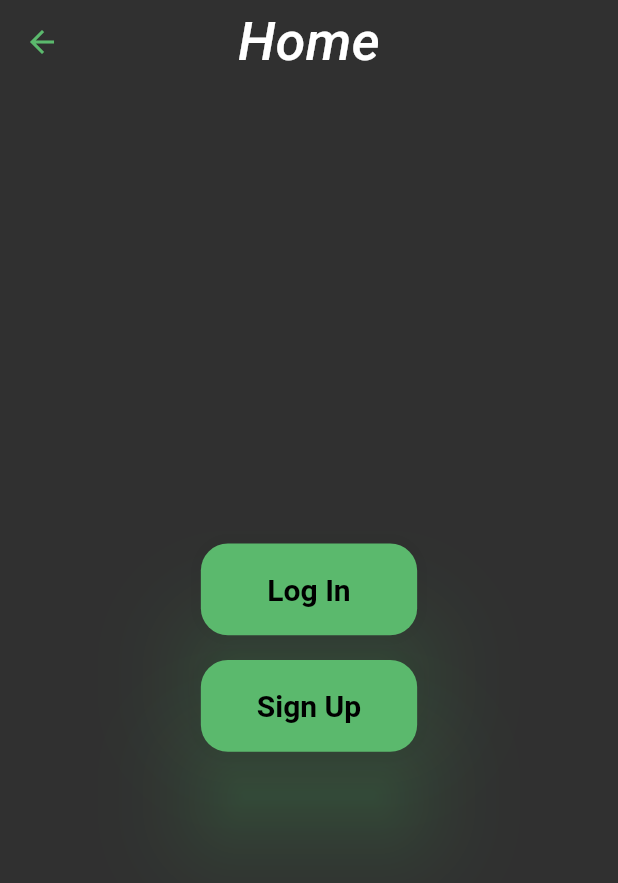
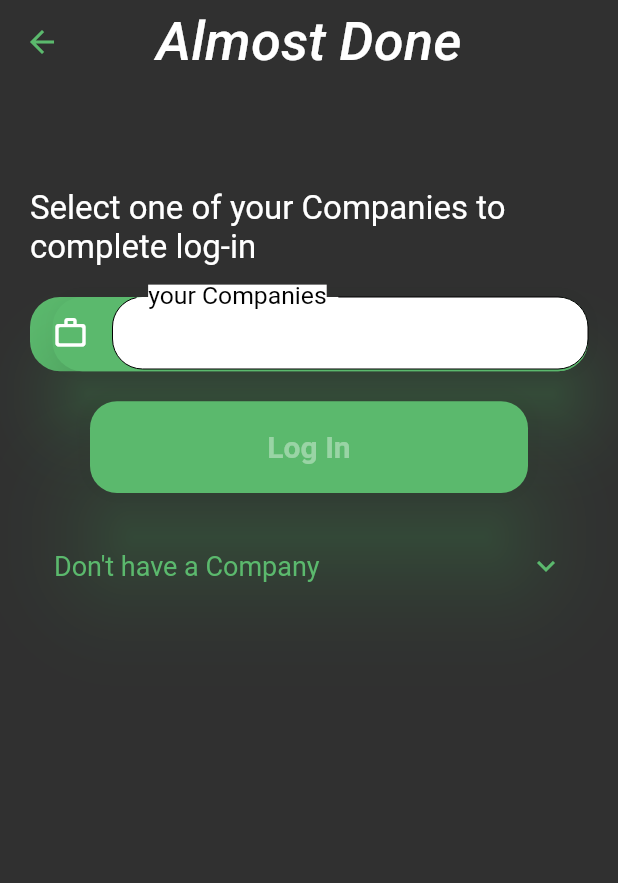
Before and after one commit to Mohamad-AlAswad/RMS-Company, a Flutter app: the BlocBuilderWidget screen opened directly with empty values, on a phone screen of 412 x 824 dp. Shown: the top 883 px of the screen. Run offline on Flutter 3.47's test engine with Material 2 defaults, Android fonts, the phone set to English and light mode, and no system bars; our stand-ins replace animated_splash_screen, cloud_firestore, curved_navigation_bar, dartz, equatable, firebase_auth and 17 more; missing offline and left inert: jovial_svg; accounts and stored records are empty; Roboto replaces fonts that are missing (Georgia, Hind); statements that could not run were skipped; project files that could hold a hidden picture were left out.

Commit message:
company registration

```diff
--- a/lib/data/datasources/remote/firebase_authentication.dart
+++ b/lib/data/datasources/remote/firebase_authentication.dart
@@ -50,10 +50,12 @@ class FirebaseAuthentication extends AuthenticationRemote {
     required String password,
   }) async {
     try {
+      print('wtf');
       await firebaseAuth.signInWithEmailAndPassword(
         email: email,
         password: password,
       );
+      print('wtf2 ');
       return Future<void>.value(null);
     } on FirebaseAuthException {
       throw EmailAndPasswordNotMatchedException();
--- a/lib/domain/usecases/authentication/connected_company_user.dart
+++ b/lib/domain/usecases/authentication/connected_company_user.dart
@@ -8,6 +8,7 @@ class ConnectedCompanyUser {
   ConnectedCompanyUser() : authenticationRepo = sl();
 
   String? get companyId => authenticationRepo.userId;
+  List<String>? get companyIds => [authenticationRepo.userId!];
 
   user_ent.UserInfo? get connectedUser => authenticationRepo.connectedUser;
 }
--- a/lib/presentation/bloc_builder_widget.dart
+++ b/lib/presentation/bloc_builder_widget.dart
@@ -2,12 +2,12 @@ import 'package:flutter/material.dart';
 import 'package:flutter_bloc/flutter_bloc.dart';
 import 'package:flutter_spinkit/flutter_spinkit.dart';
 import 'package:fluttertoast/fluttertoast.dart';
+import 'package:rms_company/presentation/pages/authentication/company_select.dart';
 
 import 'Pages/Authentication/authenticate.dart';
 import 'Pages/Authentication/login.dart';
 import 'Pages/Authentication/signup.dart';
 import 'blocs/authentication/auth_bloc.dart';
-import 'components/drawer/zoom_drawer/zoom_drawer.dart';
 import 'controllers/controllers.dart';
 
 class BlocBuilderWidget extends StatelessWidget {
@@ -40,6 +40,7 @@ class BlocBuilderWidget extends StatelessWidget {
         }
       },
       builder: (context, state) {
+        return const CompanySelect();
         if (state is AuthInitial) {
           return const Authenticate();
         } else if (state is SigningInState) {
@@ -49,7 +50,7 @@ class BlocBuilderWidget extends StatelessWidget {
         } else if (state is SignedInState) {
           controllers.tecEmailLogIn.text = '';
           controllers.tecPassLogIn.text = '';
-          return const CustomeZoomDrawer();
+          return const CompanySelect();
         } else if (state is SignInErrorState) {
           return LogIn(
             controllers: controllers,
@@ -61,7 +62,7 @@ class BlocBuilderWidget extends StatelessWidget {
             controllers: controllers,
           );
         } else if (state is SignedUpState) {
-          return const CustomeZoomDrawer();
+          return const CompanySelect();
         } else if (state is SignUpErrorState) {
           return SignUp(
             controllers: controllers,
--- a/lib/presentation/components/rounded_drop_down_button.dart
+++ b/lib/presentation/components/rounded_drop_down_button.dart
@@ -6,17 +6,17 @@ class RoundedDropdownButton extends StatelessWidget {
     Key? key,
     required this.color,
     required this.valueChanged,
-    required this.value,
+    this.value,
     this.icon = Icons.person,
     this.secColor = Colors.white,
     this.hintText = 'input here',
     this.label = '',
     this.enabled = true,
-    this.list = const [],
+    this.list,
     this.w = 0.7,
     this.h = 0.06,
   }) : super(key: key);
-  final List<String> list;
+  final List<String>? list;
   List<DropdownMenuItem<String>> newList = [];
   final IconData icon;
   final Color secColor, color;
@@ -25,12 +25,14 @@ class RoundedDropdownButton extends StatelessWidget {
   final String label;
   final bool enabled;
   final Function valueChanged;
-  final String value;
+  final String? value;
 
   @override
   Widget build(BuildContext context) {
     final Size size = MediaQuery.of(context).size;
-    newList = list
+    print(list);
+    if (list != null) {
+      newList = list!
           .map(
             (e) => DropdownMenuItem<String>(
               value: e,
@@ -38,6 +40,7 @@ class RoundedDropdownButton extends StatelessWidget {
             ),
           )
           .toList();
+    }
     return Container(
       decoration: BoxDecoration(
         color: (value == 'paused') ? Colors.red : color,
--- /dev/null
+++ b/lib/presentation/pages/authentication/company_select.dart
@@ -0,0 +1,138 @@
+import 'dart:async';
+
+import 'package:flutter/material.dart';
+import 'package:rms_company/domain/usecases/authentication/connected_company_user.dart';
+import 'package:rms_company/presentation/components/components.dart';
+
+class CompanySelect extends StatefulWidget {
+  const CompanySelect({Key? key}) : super(key: key);
+
+  @override
+  State<CompanySelect> createState() => _CompanySelectState();
+}
+
+class _CompanySelectState extends State<CompanySelect> {
+  late List<String>? list = list = ConnectedCompanyUser().companyIds;
+  late String? value;
+  late TextEditingController company;
+  late bool isValid;
+
+  @override
+  void initState() {
+    super.initState();
+    value = list != null ? list![0] : null;
+    isValid = false;
+    company = TextEditingController();
+  }
+
+  StreamSubscription? subscription;
+
+  waitBeforeSending(String companyName) {
+    if (subscription != null) subscription!.cancel();
+    var future = Future.delayed(const Duration(milliseconds: 500));
+
+    subscription = future.asStream().listen((_) async {
+      if (companyName.isNotEmpty) {
+        final bool valid = await check(companyName);
+        setState(() {
+          isValid = valid;
+        });
+      } else {
+        isValid = false;
+      }
+    });
+  }
+
+  Future<bool> check(String companyName) async {
+    bool valid = true;
+    return valid;
+  }
+
+  @override
+  Widget build(BuildContext context) {
+    return Scaffold(
+      appBar: AppBar(
+        backgroundColor: Colors.transparent,
+        elevation: 0,
+        title: const Text(
+          'Almost Done',
+        ),
+        centerTitle: true,
+      ),
+      body: ListView(
+        padding: const EdgeInsets.all(20),
+        children: [
+          const SizedBox(height: 50),
+          const Text(
+            'Select one of your Companies to complete log-in',
+            style: TextStyle(
+              fontSize: 22,
+            ),
+          ),
+          const SizedBox(height: 20),
+          RoundedDropdownButton(
+            icon: Icons.work_outline_rounded,
+            color: Theme.of(context).primaryColor,
+            list: list,
+            valueChanged: (val) {
+              setState(() {
+                value = val;
+              });
+            },
+            value: value,
+            label: 'your Companies',
+          ),
+          const SizedBox(height: 20),
+          Padding(
+            padding: const EdgeInsets.symmetric(horizontal: 40),
+            child: MyElevatedButton(
+              text: 'Log In',
+              press: (value!.isNotEmpty)
+                  ? () {
+                      Navigator.pushReplacement(
+                        context,
+                        MaterialPageRoute(
+                          builder: (_) => const CustomeZoomDrawer(),
+                        ),
+                      );
+                    }
+                  : null,
+              color: Theme.of(context).primaryColor,
+            ),
+          ),
+          const SizedBox(height: 20),
+          ExpansionTile(
+            title: Expanded(
+              child: Text(
+                "Don't have a Company",
+                style: TextStyle(
+                    color: Theme.of(context).primaryColor, fontSize: 18),
+              ),
+            ),
+            children: [
+              RoundedTextField(
+                onChange: waitBeforeSending,
+                controller: company,
+                color: Theme.of(context).primaryColor,
+              ),
+              const SizedBox(height: 10),
+              MyElevatedButton(
+                text: 'Register',
+                press: isValid
+                    ? () {
+                        Navigator.pushReplacement(
+                          context,
+                          MaterialPageRoute(
+                            builder: (_) => const CustomeZoomDrawer(),
+                          ),
+                        );
+                      }
+                    : null,
+              ),
+            ],
+          ),
+        ],
+      ),
+    );
+  }
+}
```
Also changed, not shown: lib/presentation/components/drawer/zoom_drawer/menu_page.dart (+30 -6 lines), lib/presentation/components/my_elevated_button.dart (+14 -1 lines), lib/presentation/components/rounded_text_field.dart (+46 -20 lines), lib/presentation/pages/profile/profile.dart (+11 -8 lines). Lines whose indentation alone changed are shown as unchanged.
